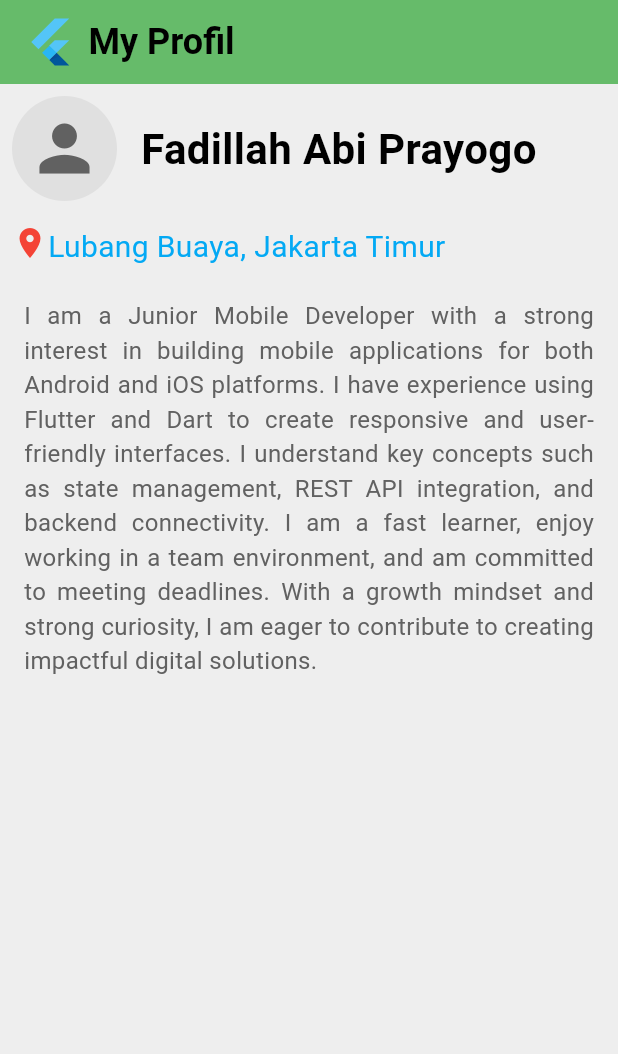
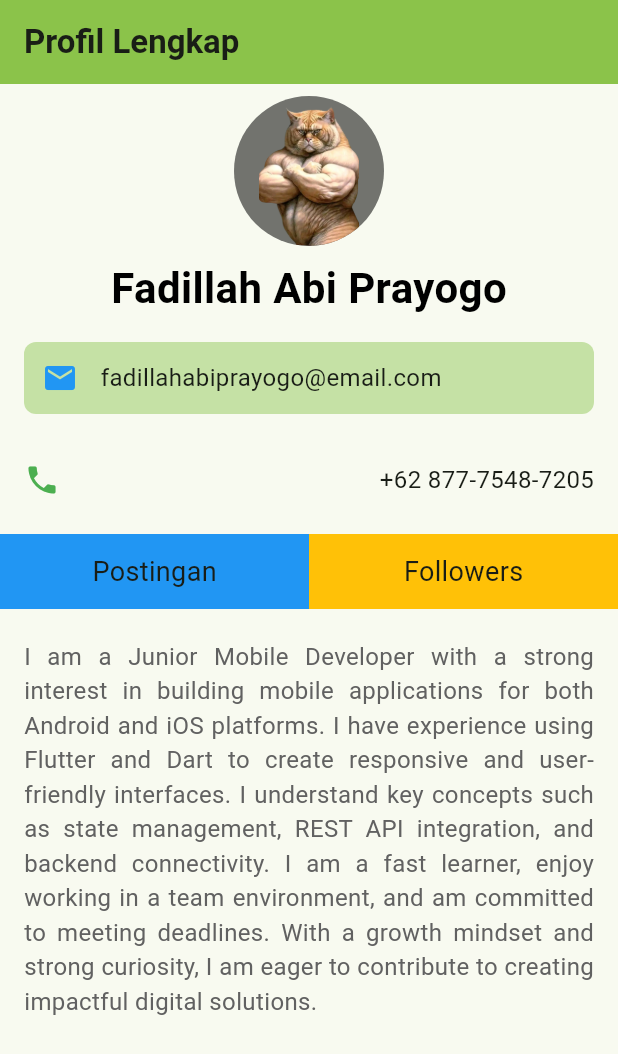
Before and after one commit to fadillahabi/belajar_flutter, a Flutter app: the screen it shows after launch, on a phone screen of 412 x 824 dp. Shown: the top 1054 px of the screen. Run offline on Flutter 3.47's test engine with Material 3 defaults, Android fonts, the phone set to English and light mode, and no system bars.

Commit message:
Tugas 2 Flutter : On progress

```diff
--- a/projectFlutter/belajar flutter/ppkd_flutter/lib/main.dart
+++ b/projectFlutter/belajar flutter/ppkd_flutter/lib/main.dart
@@ -1,7 +1,10 @@
 import 'package:flutter/material.dart';
-// import 'package:ppkd_flutter/meet_2/meet_2.dart';
+import 'package:ppkd_flutter/meet_2/meet_2.dart';
+import 'package:ppkd_flutter/meet_2/meet_2A.dart';
+// import 'package:ppkd_flutter/meet_2/meet_2A.dart';
+import 'package:ppkd_flutter/tugas_2_fluuter.dart';
 // import 'package:ppkd_flutter/meet_1/meet.dart';
-import 'package:ppkd_flutter/tugas_1_flutter.dart';
+// import 'package:ppkd_flutter/tugas_1_flutter.dart';
 
 void main() {
   runApp(const MyApp());
@@ -34,7 +37,7 @@ class MyApp extends StatelessWidget {
         // tested with just a hot reload.
         colorScheme: ColorScheme.fromSeed(seedColor: const Color.fromARGB(255, 37, 71, 18)),
       ),
-      home: Tugas1Flutter()
+      home: Tugas2Flutter()
     );
   }
 }
--- a/projectFlutter/belajar flutter/ppkd_flutter/lib/meet_2/meet_2.dart
+++ b/projectFlutter/belajar flutter/ppkd_flutter/lib/meet_2/meet_2.dart
@@ -97,8 +97,8 @@ class MeetDua extends StatelessWidget {
               border: Border.all(), // Untuk menampilkan border diluar
               // shape: BoxShape.circle,
               gradient: LinearGradient(
-                colors: [Colors.blue, Colors.white],
-                begin: Alignment.centerLeft,
+                colors: [Colors.blue,Colors.cyan, Colors.white],
+                begin: Alignment.topLeft,
                 end: Alignment.bottomRight,
 
                 // transform: G
--- /dev/null
+++ b/projectFlutter/belajar flutter/ppkd_flutter/lib/tugas_2_fluuter.dart
@@ -0,0 +1,129 @@
+import 'package:flutter/material.dart';
+
+class Tugas2Flutter extends StatelessWidget {
+  const Tugas2Flutter({super.key});
+
+  @override
+  Widget build(BuildContext context) {
+    return Scaffold(
+      appBar: AppBar(
+        backgroundColor: Colors.lightGreen,
+        title: Text(
+          "Profil Lengkap",
+          style: TextStyle(fontWeight: FontWeight.bold),
+        ),
+      ),
+      body: Column(
+        children: [
+          Padding(
+            padding: const EdgeInsets.all(8.0),
+            child: Center(
+              child: Container(
+                height: 100,
+                width: 100,
+                decoration: BoxDecoration(
+                  color: Colors.black54,
+                  borderRadius: BorderRadius.circular(100),
+                  image: DecorationImage(
+                    image: AssetImage("assets/images/catmuscle.png"),
+                  ),
+                ),
+              ),
+            ),
+          ),
+          Text(
+            "Fadillah Abi Prayogo",
+            style: TextStyle(
+              fontSize: 28,
+              fontWeight: FontWeight.bold,
+              color: Colors.black,
+            ),
+          ),
+          Padding(
+            padding: EdgeInsets.all(16),
+            child: Container(
+              padding: EdgeInsets.all(12),
+              decoration: BoxDecoration(
+                color: Colors.lightGreen[200],
+                borderRadius: BorderRadius.circular(8),
+              ),
+              child: Row(
+                children: [
+                  Icon(Icons.email, color: Colors.blue),
+                  SizedBox(width: 15),
+                  Text(
+                    'fadillahabiprayogo@email.com',
+                    style: TextStyle(fontSize: 16),
+                  ),
+                ],
+              ),
+            ),
+          ),
+          Padding(
+            padding: EdgeInsets.all(16),
+            child: Row(
+              children: [
+                Icon(Icons.phone, color: Colors.green),
+                Spacer(),
+                Text("+62 877-7548-7205", style: TextStyle(fontSize: 16)),
+              ],
+            ),
+          ),
+          SizedBox(height: 8),
+          Row(
+            children: [
+              Expanded(
+                child: Container(
+                  height: 50,
+                  width: 50,
+                  color: Colors.blue,
+                  child: Padding(
+                    padding: const EdgeInsets.all(8.0),
+                    child: Center(
+                      child: Text("Postingan", style: TextStyle(fontSize: 18)),
+                    ),
+                  ),
+                ),
+              ),
+              Expanded(
+                child: Container(
+                  height: 50,
+                  width: 50,
+                  color: Colors.amber,
+                  child: Padding(
+                    padding: const EdgeInsets.all(8.0),
+                    child: Center(
+                      child: Text("Followers", style: TextStyle(fontSize: 18)),
+                    ),
+                  ),
+                ),
+              ),
+            ],
+          ),
+          SizedBox(height: 8),
+          Padding(
+            padding: EdgeInsets.symmetric(horizontal: 16, vertical: 12),
+            child: Text(
+              "I am a Junior Mobile Developer with a strong interest in building mobile applications for both Android and iOS platforms. I have experience using Flutter and Dart to create responsive and user-friendly interfaces. I understand key concepts such as state management, REST API integration, and backend connectivity. I am a fast learner, enjoy working in a team environment, and am committed to meeting deadlines. With a growth mindset and strong curiosity, I am eager to contribute to creating impactful digital solutions.",
+              textAlign: TextAlign.justify,
+              style: TextStyle(fontSize: 16, color: Colors.grey[700]),
+            ),
+          ),
+          SizedBox(height: 148),
+          Expanded(
+            child: Container(
+
+              color: Colors.grey[400],
+              child: Padding(
+                padding: const EdgeInsets.all(8.0),
+                child: Center(
+                  child: Text("© 2025 Fadillah Abi Prayogo — Built with Flutter & ❤️.", style: TextStyle(fontSize: 14)),
+                ),
+              ),
+            ),
+          ),
+        ],
+      ),
+    );
+  }
+}
--- a/projectFlutter/belajar flutter/ppkd_flutter/pubspec.yaml
+++ b/projectFlutter/belajar flutter/ppkd_flutter/pubspec.yaml
@@ -58,8 +58,8 @@ flutter:
   uses-material-design: true
 
   # To add assets to your application, add an assets section, like this:
-  # assets:
-  #   - images/a_dot_burr.jpeg
+  assets:
+    - assets/images/
   #   - images/a_dot_ham.jpeg
 
   # An image asset can refer to one or more resolution-specific "variants", see
```
Also changed, not shown: projectFlutter/belajar flutter/ppkd_flutter/lib/meet_2/meet_2A.dart (added, +94 -0 lines), projectFlutter/belajar flutter/ppkd_flutter/assets/images/catmuscle.png (added).
